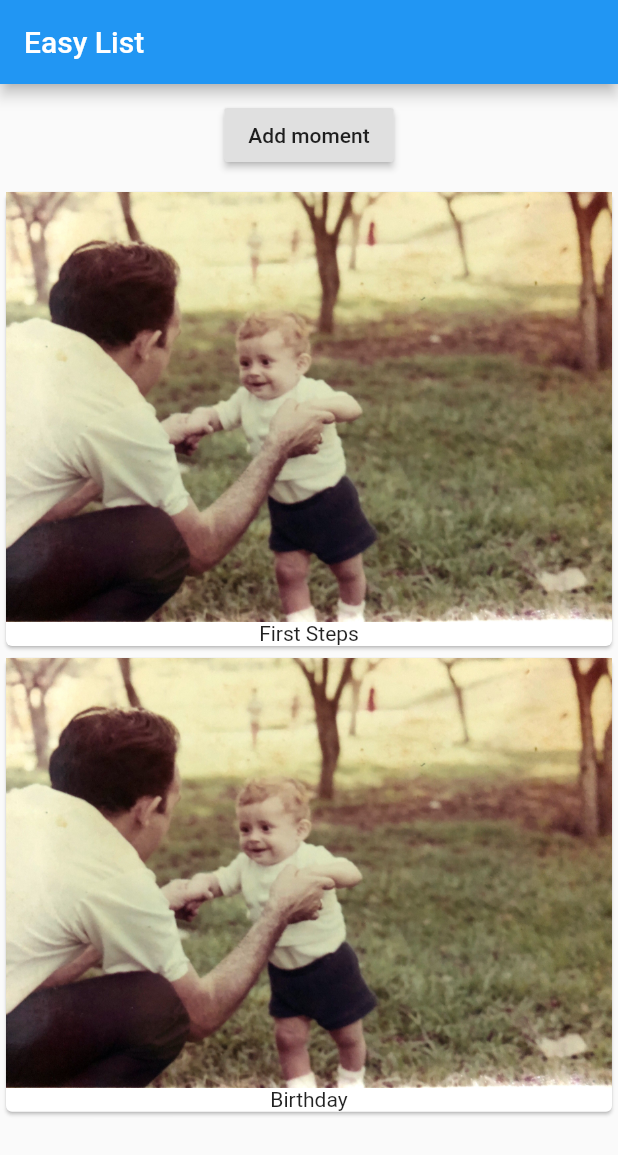
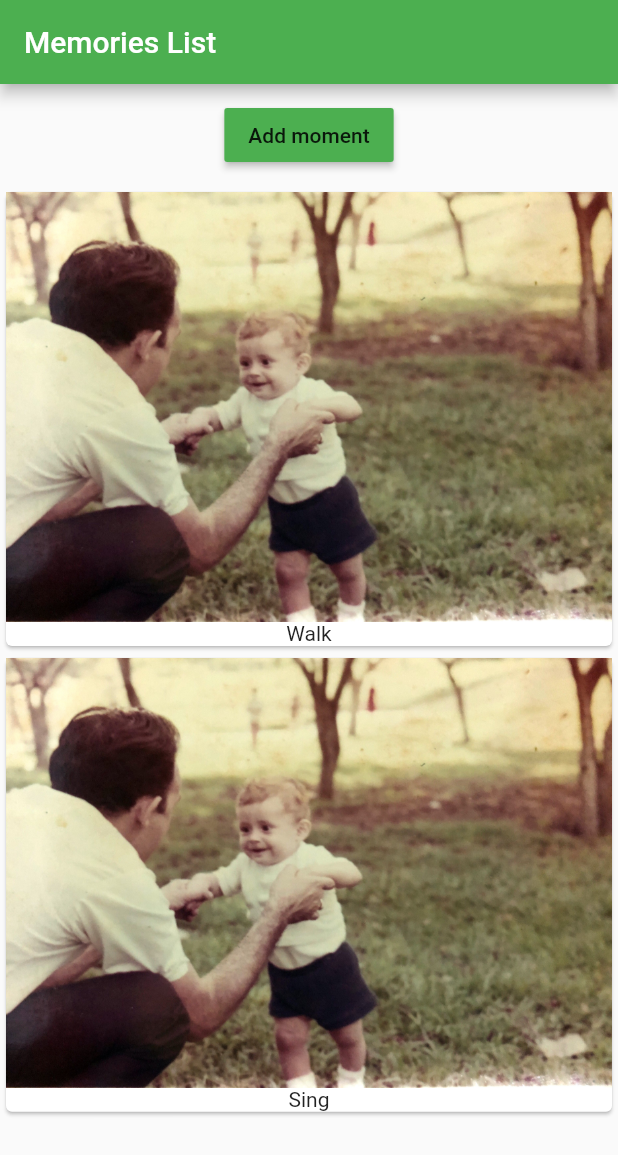
Before and after one commit to Jandresgomez/flutter-playground, a Flutter app: the screen it shows after launch, after a tap on "Add moment", on a phone screen of 412 x 824 dp. Shown: the top 1155 px of the screen. Run offline on Flutter 3.47's test engine with Material 2 defaults, Android fonts, the phone set to English and light mode, and no system bars.

Commit message:
Added Controler for memories button

```diff
--- a/lib/main.dart
+++ b/lib/main.dart
@@ -1,18 +1,27 @@
 import 'package:flutter/material.dart';
+import 'package:flutter/rendering.dart';
 
 import './memories_manager.dart';
 
-void main() => runApp(MyApp());
+void main() {
+  debugPaintSizeEnabled = true;
+  runApp(MyApp());
+}
 
 class MyApp extends StatelessWidget {
   @override
   Widget build(BuildContext context) {
     return MaterialApp(
+      theme: ThemeData(
+        brightness: Brightness.light,
+        primarySwatch: Colors.green,
+        accentColor: Colors.deepPurple
+        ),
       home: Scaffold(
         appBar: AppBar(
-          title: Text('Easy List'),
+          title: Text('Memories List'),
         ),
-        body: MemoriesManager(),
+        body: MemoriesManager(["Walk"]),
       ),
     );
   }
--- a/lib/memories.dart
+++ b/lib/memories.dart
@@ -3,10 +3,13 @@ import 'package:flutter/material.dart';
 class Memories extends StatelessWidget {
   final List<String> memories;
 
-  Memories(this.memories);
+  Memories(this.memories) {
+    print('[Memo Widget] Constructor');
+  }
 
   @override
   Widget build(BuildContext context) {
+    print('[Memo Widget] Build');
     return Column(
       children: memories
           .map(
--- /dev/null
+++ b/lib/memories_control.dart
@@ -0,0 +1,18 @@
+import 'package:flutter/material.dart';
+
+class MemoriesControl extends StatelessWidget {
+  final Function addMemory;
+
+  MemoriesControl(this.addMemory);
+
+  @override
+  Widget build(BuildContext context) {
+    return RaisedButton(
+            color: Theme.of(context).primaryColor,
+            onPressed: () {
+              addMemory('Sing');
+            },
+            child: Text("Add moment"),
+          );
+  }
+}
--- a/lib/memories_manager.dart
+++ b/lib/memories_manager.dart
@@ -1,8 +1,15 @@
 import 'package:flutter/material.dart';
 
 import './memories.dart';
+import './memories_control.dart';
 
 class MemoriesManager extends StatefulWidget {
+  final List<String> startingMemories;
+
+  MemoriesManager(this.startingMemories) {
+    print('[MemoManager Widget] Constructor');
+  }
+
   @override
   State<StatefulWidget> createState() {
     return _MemoriesManagerState();
@@ -10,22 +17,29 @@ class MemoriesManager extends StatefulWidget {
 }
 
 class _MemoriesManagerState extends State<MemoriesManager> {
-  List<String> _memories = ["First Steps"];
+  final List<String> _memories = [];
+
+  @override
+  void initState() {
+    print('[MemoManager Widget] InitState');
+    _memories.addAll(widget.startingMemories);
+    super.initState();
+  }
+
+  void _addMemory(String memory) {
+    setState(() {
+      _memories.add(memory);
+    });
+  }
 
   @override
   Widget build(BuildContext context) {
+    print('[MemoManager Widget] Build');
     return Column(
       children: <Widget>[
         Container(
           margin: EdgeInsets.all(10.0),
-          child: RaisedButton(
-            onPressed: () {
-              setState(() {
-                _memories.add("Birthday");
-              });
-            },
-            child: Text("Add moment"),
-          ),
+          child: MemoriesControl(_addMemory),
         ),
         Memories(_memories)
       ],
```
